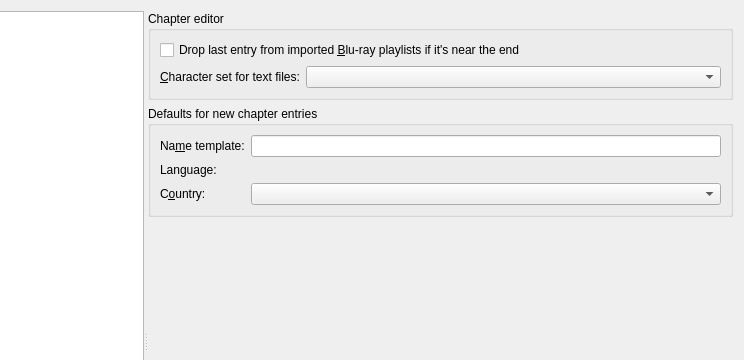
Qt form src/mkvtoolnix-gui/forms/main_window/preferences_dialog.ui (jpsdr/MKVToolnix-Windows-7) before a commit; both pictures show x 94 to 838 and y 0 to 360 of the 838 by 710 pixel window.
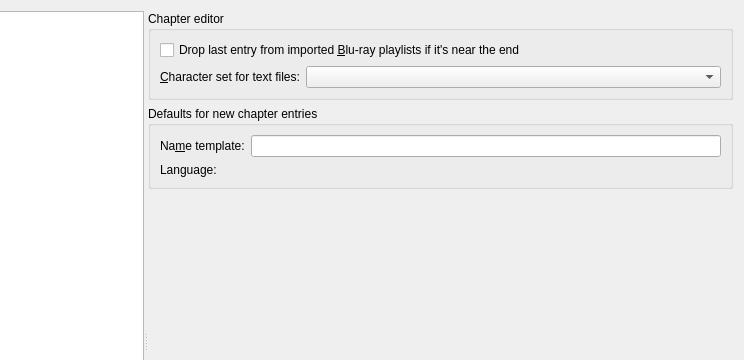
The same form after that commit. The open tabs and pages were chosen to show the change. Icons and pictures are not drawn. Custom widgets are drawn as their Qt base class.

Commit message:
GUI: chapters: remove support for editing legacy country elements
Instead the legacy elements will be derived from the region part of
the IETF BCP 47 language tags.

Part of the implementation of #3193.

The edit to the form file:
```diff
--- a/src/mkvtoolnix-gui/forms/main_window/preferences_dialog.ui
+++ b/src/mkvtoolnix-gui/forms/main_window/preferences_dialog.ui
@@ -1996,36 +1996,6 @@
              </property>
             </widget>
            </item>
-           <item row="1" column="1">
-            <widget class="mtx::gui::Util::LanguageDisplayWidget" name="ldwCEDefaultLanguage">
-             <property name="sizePolicy">
-              <sizepolicy hsizetype="Expanding" vsizetype="Fixed">
-               <horstretch>0</horstretch>
-               <verstretch>0</verstretch>
-              </sizepolicy>
-             </property>
-            </widget>
-           </item>
-           <item row="2" column="0">
-            <widget class="QLabel" name="label_11">
-             <property name="text">
-              <string>C&amp;ountry:</string>
-             </property>
-             <property name="buddy">
-              <cstring>cbCEDefaultCountry</cstring>
-             </property>
-            </widget>
-           </item>
-           <item row="2" column="1">
-            <widget class="mtx::gui::Util::CountryComboBox" name="cbCEDefaultCountry">
-             <property name="sizePolicy">
-              <sizepolicy hsizetype="Expanding" vsizetype="Fixed">
-               <horstretch>0</horstretch>
-               <verstretch>0</verstretch>
-              </sizepolicy>
-             </property>
-            </widget>
-           </item>
           </layout>
          </widget>
         </item>
@@ -2392,11 +2362,6 @@
    <extends>QComboBox</extends>
    <header>mkvtoolnix-gui/util/character_set_combo_box.h</header>
   </customwidget>
-  <customwidget>
-   <class>mtx::gui::Util::CountryComboBox</class>
-   <extends>QComboBox</extends>
-   <header>mkvtoolnix-gui/util/country_combo_box.h</header>
-  </customwidget>
   <customwidget>
    <class>mtx::gui::Util::BasicTabWidget</class>
    <extends>QTabWidget</extends>
```
Left out of the diff: 31 changed lines with no effect on the pictures. The commit also changes 19 other files.
